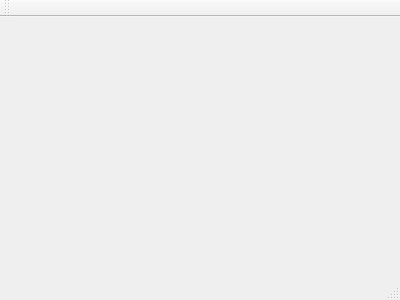
First picture: the form in gakuseibesu/mainwindow.ui, repository Syjgin/gakuseibesu, before the edit.
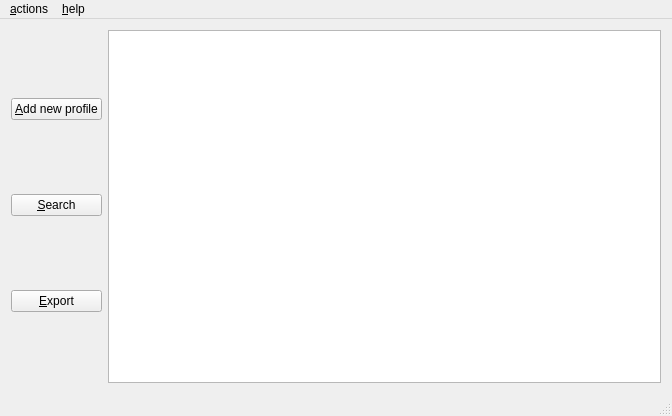
Second picture: the form after the edit.

```diff
--- a/gakuseibesu/mainwindow.ui
+++ b/gakuseibesu/mainwindow.ui
@@ -1,24 +1,110 @@
 <ui version="4.0">
  <class>MainWindow</class>
- <widget class="QMainWindow" name="MainWindow" >
-  <property name="geometry" >
+ <widget class="QMainWindow" name="MainWindow">
+  <property name="geometry">
    <rect>
     <x>0</x>
     <y>0</y>
-    <width>400</width>
-    <height>300</height>
+    <width>672</width>
+    <height>416</height>
    </rect>
   </property>
   <property name="windowTitle" >
    <string>MainWindow</string>
   </property>
-  <widget class="QMenuBar" name="menuBar" />
-  <widget class="QToolBar" name="mainToolBar" />
-  <widget class="QWidget" name="centralWidget" />
-  <widget class="QStatusBar" name="statusBar" />
+  <widget class="QWidget" name="centralWidget">
+   <layout class="QHBoxLayout" name="horizontalLayout">
+    <item>
+     <layout class="QVBoxLayout" name="verticalLayout" stretch="0,0,0">
+      <property name="sizeConstraint">
+       <enum>QLayout::SetFixedSize</enum>
+      </property>
+      <property name="leftMargin">
+       <number>0</number>
+      </property>
+      <item>
+       <widget class="QPushButton" name="buttonAdd">
+        <property name="text">
+         <string>&amp;Add new profile</string>
+        </property>
+       </widget>
+      </item>
+      <item>
+       <widget class="QPushButton" name="buttonSearch">
+        <property name="text">
+         <string>&amp;Search</string>
+        </property>
+       </widget>
+      </item>
+      <item>
+       <widget class="QPushButton" name="buttonExport">
+        <property name="text">
+         <string>&amp;Export</string>
+        </property>
+       </widget>
+      </item>
+     </layout>
+    </item>
+    <item>
+     <widget class="QListWidget" name="listWidget"/>
+    </item>
+   </layout>
+  </widget>
+  <widget class="QStatusBar" name="statusBar"/>
+  <widget class="QMenuBar" name="menuBar">
+   <property name="geometry">
+    <rect>
+     <x>0</x>
+     <y>0</y>
+     <width>672</width>
+     <height>20</height>
+    </rect>
+   </property>
+   <widget class="QMenu" name="menu_actions">
+    <property name="title">
+     <string>&amp;actions</string>
+    </property>
+    <addaction name="actionAdd_new_profile"/>
+    <addaction name="actionSearch"/>
+    <addaction name="actionExport"/>
+   </widget>
+   <widget class="QMenu" name="menu_help">
+    <property name="title">
+     <string>&amp;help</string>
+    </property>
+    <addaction name="action_About_program"/>
+    <addaction name="action_About_Qt"/>
+   </widget>
+   <addaction name="menu_actions"/>
+   <addaction name="menu_help"/>
+  </widget>
+  <action name="actionAdd_new_profile">
+   <property name="text">
+    <string>add new profile</string>
+   </property>
+  </action>
+  <action name="actionSearch">
+   <property name="text">
+    <string>search</string>
+   </property>
+  </action>
+  <action name="actionExport">
+   <property name="text">
+    <string>export</string>
+   </property>
+  </action>
+  <action name="action_About_program">
+   <property name="text">
+    <string>About program</string>
+   </property>
+  </action>
+  <action name="action_About_Qt">
+   <property name="text">
+    <string>About Qt</string>
+   </property>
+  </action>
  </widget>
- <layoutDefault spacing="6" margin="11" />
- <pixmapfunction></pixmapfunction>
+ <layoutdefault spacing="6" margin="11"/>
  <resources/>
  <connections/>
 </ui>
```
Left out of the diff: 3 changed lines with no effect on the pictures.
